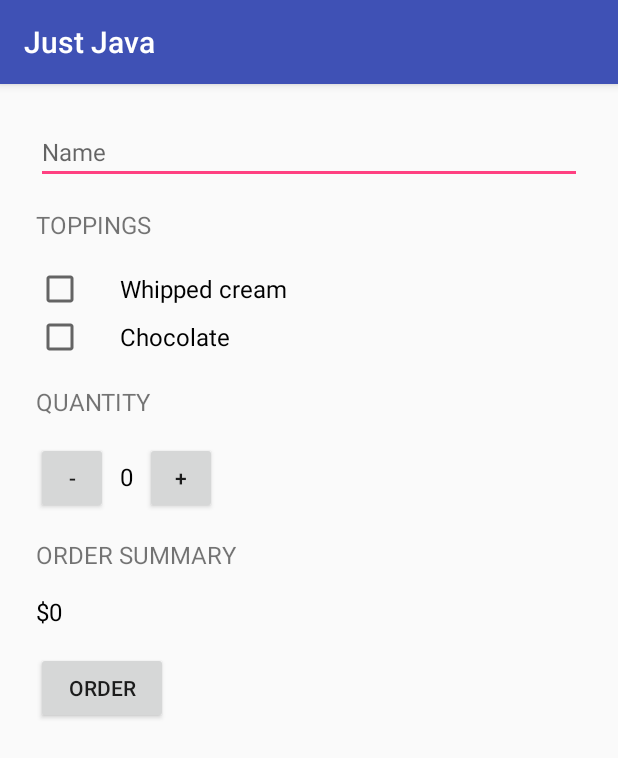
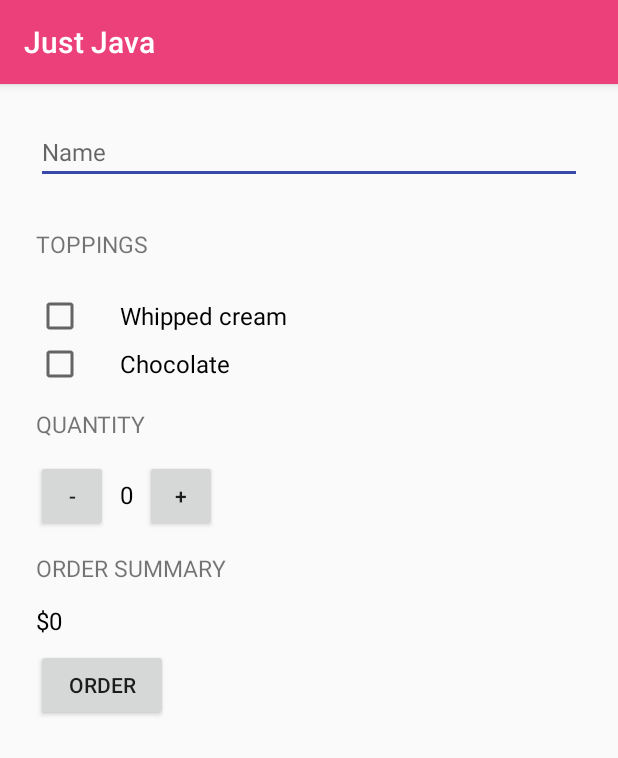
Before and after one commit to anishainas/udacity_justjava, an Android app: the screen it shows after launch (MainActivity), on a phone screen of 412 x 824 dp. Shown: the top 758 px of the screen. Run offline under Robolectric (Android 15) with nearby library versions, the phone set to English and light mode, and no system bars.

Commit message:
added theme and style

```diff
--- a/app/src/main/res/layout/activity_main.xml
+++ b/app/src/main/res/layout/activity_main.xml
@@ -23,17 +23,14 @@
 
         <TextView
             android:layout_width="match_parent"
-            android:layout_height="wrap_content"
             android:layout_margin="8dp"
             android:text="Toppings"
-            android:textAllCaps="true"
-            android:textSize="16sp" />
+            style="@style/HeaderTextStyle"/>
 
         <CheckBox
             android:id="@+id/checkbox_whip"
             android:layout_width="wrap_content"
             android:layout_height="wrap_content"
-            android:layout_marginTop="8dp"
             android:layout_marginLeft="8dp"
             android:paddingLeft="24dp"
             android:text="Whipped cream"
@@ -44,7 +41,6 @@
             android:id="@+id/checkbox_chocolate"
             android:layout_width="wrap_content"
             android:layout_height="wrap_content"
-            android:layout_marginBottom="8dp"
             android:layout_marginLeft="8dp"
             android:paddingLeft="24dp"
             android:text="Chocolate"
@@ -53,16 +49,14 @@
 
         <TextView
             android:layout_width="match_parent"
-            android:layout_height="wrap_content"
-            android:layout_margin="8dp"
+            android:layout_marginLeft="8dp"
             android:text="Quantity"
-            android:textAllCaps="true"
-            android:textSize="16sp" />
+            style="@style/HeaderTextStyle"/>
 
         <LinearLayout
             android:layout_width="wrap_content"
             android:layout_height="wrap_content"
-            android:layout_margin="8dp"
+            android:layout_marginLeft="8dp"
             android:orientation="horizontal">
 
             <Button
@@ -95,17 +89,15 @@
 
         <TextView
             android:layout_width="match_parent"
-            android:layout_height="wrap_content"
-            android:layout_margin="8dp"
+            android:layout_marginLeft="8dp"
             android:text="Order Summary"
-            android:textAllCaps="true"
-            android:textSize="16sp" />
+            style="@style/HeaderTextStyle"/>
 
         <TextView
             android:id="@+id/summary"
             android:layout_width="match_parent"
             android:layout_height="wrap_content"
-            android:layout_margin="8dp"
+            android:layout_marginLeft="8dp"
             android:text="$0"
             android:textColor="@android:color/black"
             android:textSize="16sp" />
--- a/app/src/main/res/values/styles.xml
+++ b/app/src/main/res/values/styles.xml
@@ -3,9 +3,16 @@
     <!-- Base application theme. -->
     <style name="AppTheme" parent="Theme.AppCompat.Light.DarkActionBar">
         <!-- Customize your theme here. -->
-        <item name="colorPrimary">@color/colorPrimary</item>
-        <item name="colorPrimaryDark">@color/colorPrimaryDark</item>
-        <item name="colorAccent">@color/colorAccent</item>
+        <item name="colorPrimary">#ec407a</item>
+        <item name="colorPrimaryDark">#b4004e</item>
+        <item name="colorAccent">#3949ab</item>
     </style>
 
+    <style name="HeaderTextStyle">
+        <item name="android:layout_width">wrap_content</item>
+        <item name="android:gravity">center_vertical</item>
+        <item name="android:textSize">15sp</item>
+        <item name="android:layout_height">48dp</item>
+        <item name="android:textAllCaps">true</item>
+    </style>
 </resources>
```
